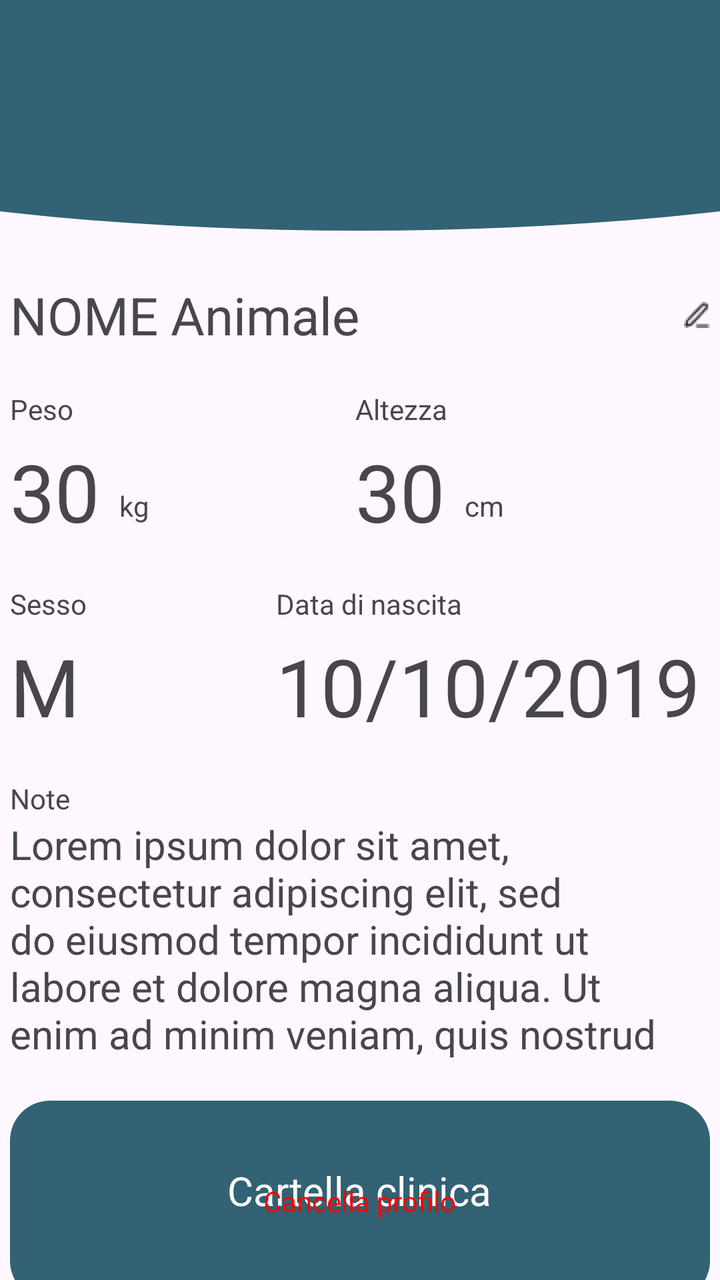
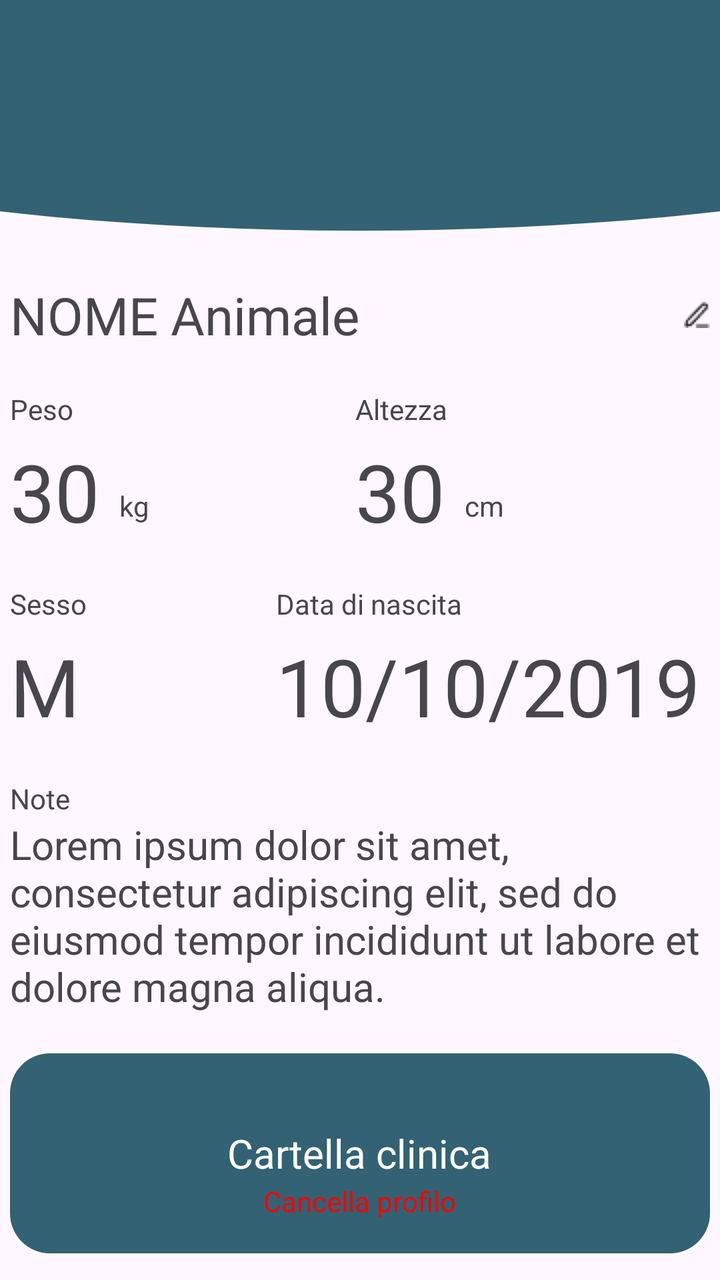

An Android layout rendered at two revisions. The XML below is the earlier revision; the diff shows what the commit changed to produce the second picture.
<!-- AndroidManifest.xml: application theme Theme.AppPet -->
<!-- res/layout/activity_profilo_animale.xml -->
<?xml version="1.0" encoding="utf-8"?>
<RelativeLayout xmlns:android="http://schemas.android.com/apk/res/android"
    android:id="@+id/main"
    android:layout_width="match_parent"
    android:layout_height="match_parent">

    <FrameLayout
        android:id="@+id/header_home"
        android:layout_width="match_parent"
        android:layout_height="120dp"
        android:layout_gravity="top">

        <ImageView
            android:id="@+id/Pippo"
            android:layout_width="800dp"
            android:layout_height="180dp"
            android:layout_gravity="center"
            android:layout_marginTop="-35dp"
            android:src="@drawable/cricle_1" />

    </FrameLayout>

    

    <RelativeLayout
        android:id="@+id/title"
        android:layout_width="350dp"
        android:layout_height="wrap_content"
        android:layout_below="@id/header_home"
        android:layout_centerHorizontal="true"
        android:layout_marginTop="20dp"
        android:layout_marginBottom="20dp">

        <TextView
            android:id="@+id/nomeProfiloAnimale"
            android:layout_width="wrap_content"
            android:layout_height="wrap_content"
            android:layout_alignParentStart="true"
            android:layout_marginTop="0dp"
            android:text="NOME Animale"
            android:textSize="26sp" />

        <ImageButton
            android:id="@+id/modificaBTN"
            android:layout_width="wrap_content"
            android:layout_height="wrap_content"
            android:layout_alignParentEnd="true"
            android:layout_alignParentRight="true"
            android:layout_centerVertical="true"
            android:background="@drawable/btn_modifica" />

    </RelativeLayout>

    <LinearLayout
        android:id="@+id/primaLinea"
        android:layout_width="350dp"
        android:layout_height="wrap_content"
        android:layout_below="@id/title"
        android:layout_centerHorizontal="true"
        android:layout_marginBottom="20dp"
        android:orientation="horizontal">

        <RelativeLayout
            android:id="@+id/loPeso"
            android:layout_width="wrap_content"
            android:layout_height="wrap_content"
            android:layout_weight="1"
            android:orientation="vertical">

            <TextView
                android:id="@+id/tvPeso"
                android:layout_width="wrap_content"
                android:layout_height="wrap_content"
                android:layout_marginBottom="5dp"
                android:text="Peso"
                android:textAlignment="textStart" />

            <TextView
                android:id="@+id/pesoProfiloAnimale"
                android:layout_width="wrap_content"
                android:layout_height="wrap_content"
                android:layout_below="@id/tvPeso"
                android:gravity="bottom"
                android:text="30"
                android:textSize="40dp" />

            <TextView
                android:layout_width="wrap_content"
                android:layout_height="wrap_content"
                android:layout_alignBottom="@id/pesoProfiloAnimale"
                android:layout_toRightOf="@id/pesoProfiloAnimale"
                android:padding="10dp"
                android:text="kg" />

        </RelativeLayout>

        <RelativeLayout
            android:id="@+id/loAltezza"
            android:layout_width="wrap_content"
            android:layout_height="wrap_content"
            android:layout_weight="1"
            android:orientation="vertical">

            <TextView
                android:id="@+id/tvAltezza"
                android:layout_width="wrap_content"
                android:layout_height="wrap_content"
                android:layout_marginBottom="5dp"
                android:text="Altezza"
                android:textAlignment="textStart" />

            <TextView
                android:id="@+id/altezzaProfiloAnimale"
                android:layout_width="wrap_content"
                android:layout_height="wrap_content"
                android:layout_below="@id/tvAltezza"
                android:gravity="bottom"
                android:text="30"
                android:textSize="40dp" />

            <TextView
                android:layout_width="wrap_content"
                android:layout_height="wrap_content"
                android:layout_alignBottom="@id/altezzaProfiloAnimale"
                android:layout_toRightOf="@id/altezzaProfiloAnimale"
                android:padding="10dp"
                android:text="cm" />

        </RelativeLayout>

    </LinearLayout>

    <LinearLayout
        android:id="@+id/secondaLinea"
        android:layout_width="350dp"
        android:layout_height="wrap_content"
        android:layout_below="@id/primaLinea"
        android:layout_centerHorizontal="true"
        android:layout_marginBottom="20dp"
        android:orientation="horizontal">

        <RelativeLayout
            android:id="@+id/loSesso"
            android:layout_width="wrap_content"
            android:layout_height="wrap_content"
            android:layout_weight="20"
            android:orientation="vertical">

            <TextView
                android:id="@+id/tvSesso"
                android:layout_width="wrap_content"
                android:layout_height="wrap_content"
                android:layout_marginBottom="5dp"
                android:text="Sesso"
                android:textAlignment="textStart" />

            <TextView
                android:id="@+id/sessoProfiloAnimale"
                android:layout_width="wrap_content"
                android:layout_height="wrap_content"
                android:layout_below="@id/tvSesso"
                android:gravity="bottom"
                android:text="M"
                android:textSize="40dp" />

        </RelativeLayout>

        <RelativeLayout
            android:id="@+id/loDataNascita"
            android:layout_width="wrap_content"
            android:layout_height="wrap_content"
            android:layout_weight="1"
            android:orientation="vertical">

            <TextView
                android:id="@+id/tvData"
                android:layout_width="wrap_content"
                android:layout_height="wrap_content"
                android:layout_marginBottom="5dp"
                android:text="Data di nascita"
                android:textAlignment="textStart" />

            <TextView
                android:id="@+id/dataProfiloAnimale"
                android:layout_width="wrap_content"
                android:layout_height="wrap_content"
                android:layout_below="@id/tvData"
                android:gravity="bottom"
                android:text="10/10/2019"
                android:textSize="40dp" />

        </RelativeLayout>

    </LinearLayout>

    <LinearLayout
        android:id="@+id/terzaLinea"
        android:layout_width="350dp"
        android:layout_height="wrap_content"
        android:layout_below="@id/secondaLinea"
        android:layout_centerHorizontal="true"
        android:layout_marginBottom="20dp"
        android:orientation="vertical">

        <TextView
            android:layout_width="wrap_content"
            android:layout_height="wrap_content"
            android:text="Note"
            android:textAlignment="textStart" />

        <TextView
            android:id="@+id/noteProfiloAnimale"
            android:layout_width="wrap_content"
            android:layout_height="wrap_content"
            android:lines="5"
            android:text="@string/lorem_ipsum"
            android:textSize="20dp" />

    </LinearLayout>

    <FrameLayout
        android:layout_width="350dp"
        android:layout_height="wrap_content"
        android:layout_below="@id/terzaLinea"
        android:layout_centerHorizontal="true">

        <ImageButton
            android:id="@+id/cartellaClinicaBTN"
            android:layout_width="350dp"
            android:layout_height="100dp"
            android:layout_below="@id/terzaLinea"
            android:layout_centerHorizontal="true"
            android:background="@drawable/rounded_rectangle"
            android:text="Cartella clinica" />

        <TextView
            android:layout_width="wrap_content"
            android:layout_height="wrap_content"
            android:layout_gravity="center"
            android:text="Cartella clinica"
            android:textColor="@color/white"
            android:textSize="20dp" />

    </FrameLayout>

    <TextView
        android:id="@+id/cancellaBTN"
        android:layout_width="wrap_content"
        android:layout_height="wrap_content"
        android:layout_alignParentBottom="true"
        android:layout_centerHorizontal="true"
        android:layout_marginBottom="30dp"
        android:backgroundTint="@color/Blu_base"
        android:text="Cancella profilo"
        android:textColor="@color/red" />

</RelativeLayout>
<!-- resources referenced by this layout -->
<resources>
  <color name="Blu_base">#326273</color>
  <color name="red">#FF0000</color>
  <color name="white">#FFFFFFFF</color>
  <!-- drawable btn_modifica: png bitmap (drawable, 247 bytes) -->
  <!-- drawable cricle_1 (drawable) -->
  <?xml version="1.0" encoding="utf-8"?>
  <shape xmlns:android="http://schemas.android.com/apk/res/android"
      android:shape="oval">
  
      <solid
          android:color="@color/Blu_base"/>
  
  </shape>
  <!-- drawable rounded_rectangle (drawable) -->
  <?xml version="1.0" encoding="utf-8"?>
  <shape xmlns:android="http://schemas.android.com/apk/res/android"
      android:shape="rectangle">
  
      <solid
          android:color="@color/Blu_base"/>
  
      <corners
          android:radius="20dp"/>
  
  </shape>
  <string name="lorem_ipsum">Lorem ipsum dolor sit amet, consectetur adipiscing elit, sed do eiusmod tempor incididunt ut labore et dolore magna aliqua. Ut enim ad minim veniam, quis nostrud exercitation ullamco laboris nisi ut aliquip ex ea commodo consequat. Duis aute irure dolor in reprehenderit in voluptate velit esse cillum dolore eu fugiat nulla pariatur. Excepteur sint occaecat cupidatat non proident, sunt in culpa qui officia deserunt mollit anim id est laborum.</string>
  <style name="Theme.AppPet" parent="Base.Theme.AppPet" />
  <style name="Base.Theme.AppPet" parent="Theme.Material3.DayNight.NoActionBar">
          
          
      </style>
</resources>

<!-- the commit's change to res/layout/activity_profilo_animale.xml (unified diff, before → after) -->
@@ -212,7 +212,6 @@
             android:id="@+id/noteProfiloAnimale"
             android:layout_width="wrap_content"
             android:layout_height="wrap_content"
-            android:lines="5"
             android:text="@string/lorem_ipsum"
             android:textSize="20dp" />
 
<!-- resource entries referenced after the edit -->
@@ -25,7 +25,7 @@
           android:radius="20dp"/>
   
   </shape>
-  <string name="lorem_ipsum">Lorem ipsum dolor sit amet, consectetur adipiscing elit, sed do eiusmod tempor incididunt ut labore et dolore magna aliqua. Ut enim ad minim veniam, quis nostrud exercitation ullamco laboris nisi ut aliquip ex ea commodo consequat. Duis aute irure dolor in reprehenderit in voluptate velit esse cillum dolore eu fugiat nulla pariatur. Excepteur sint occaecat cupidatat non proident, sunt in culpa qui officia deserunt mollit anim id est laborum.</string>
+  <string name="lorem_ipsum">Lorem ipsum dolor sit amet, consectetur adipiscing elit, sed do eiusmod tempor incididunt ut labore et dolore magna aliqua.</string>
   <style name="Theme.AppPet" parent="Base.Theme.AppPet" />
   <style name="Base.Theme.AppPet" parent="Theme.Material3.DayNight.NoActionBar">
           
